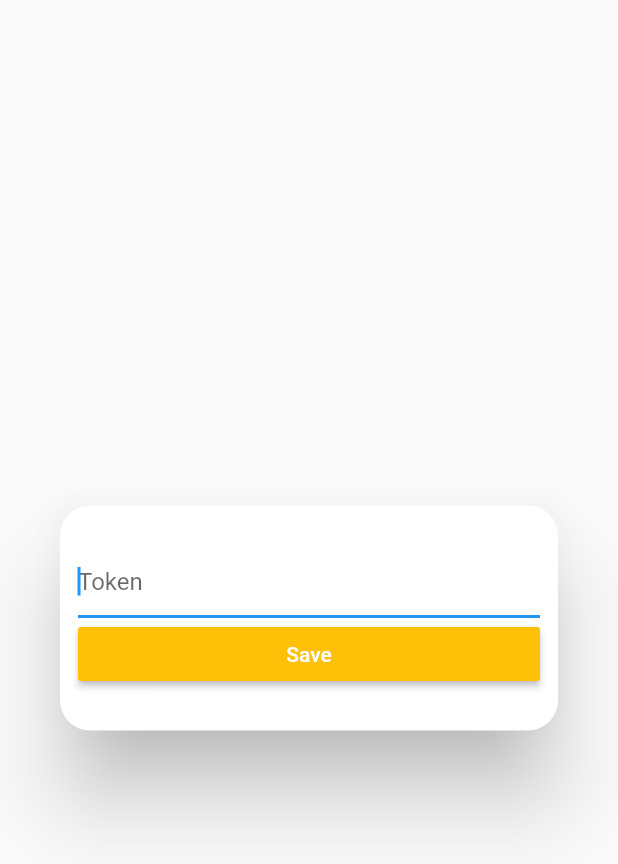
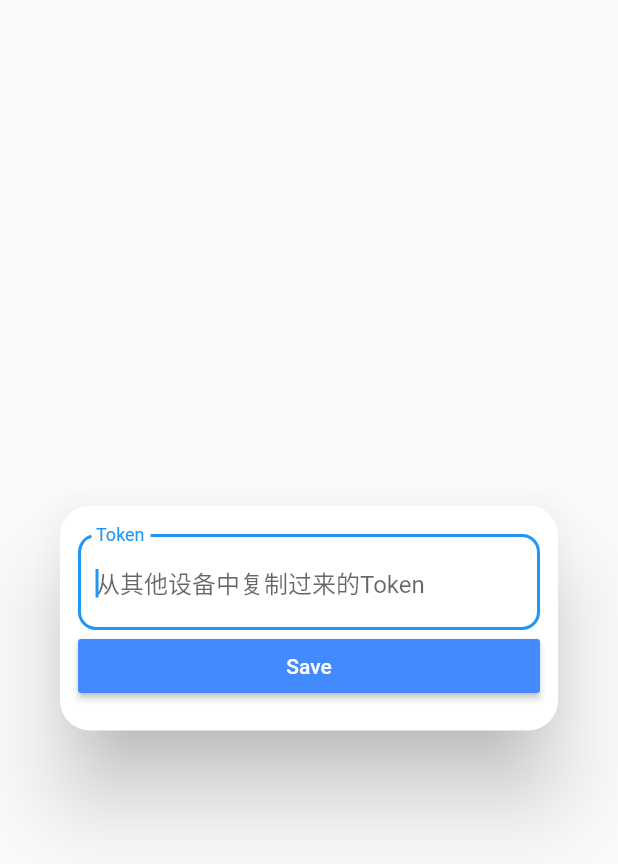
Before and after one commit to thuhole/webhole-next, a Flutter app: the TokenForm widget shown alone on an empty page, opened directly, on a phone screen of 412 x 824 dp. Shown: the top 864 px of the screen. Run offline on Flutter 3.47's test engine with Material 2 defaults, Android fonts, the light colour scheme and no system bars; our stand-ins replace cached_network_image, flutter_colorpicker, flutter_speed_dial, shared_preferences; missing offline and left inert: draggable_scrollbar; accounts and stored records are empty; Roboto replaces fonts that are missing (Roboto-Medium).

Commit message:
add basic features

```diff
--- a/lib/network.dart
+++ b/lib/network.dart
@@ -240,6 +240,8 @@ class CommentFetcher {
         item["pid"] = int.parse(item["pid"].toString());
         item["cid"] = int.parse(item["cid"].toString());
         item["color"] = secondaryColor;
+        item["reply"] = 0;
+        item["likenum"] = 0;
         item["holeType"] = type;
         rtn.add(item);
       }
--- a/lib/widgets/settings.dart
+++ b/lib/widgets/settings.dart
@@ -213,7 +213,7 @@ class _SettingsWidgetState extends State<SettingsWidget> {
 class TokenForm extends StatefulWidget {
   final HoleType type;
 
-  TokenForm({this.type: HoleType.t});
+  TokenForm({Key key, this.type: HoleType.t}): super(key: key);
 
   @override
   _TokenFormState createState() => _TokenFormState(type);
@@ -250,7 +250,12 @@ class _TokenFormState extends State<TokenForm> {
             crossAxisAlignment: CrossAxisAlignment.start,
             children: [
               TextField(
-                  decoration: InputDecoration(hintText: 'Token'),
+                  decoration: InputDecoration(
+                      labelText: 'Token',
+                      hintText: '从其他设备中复制过来的Token',
+                      border: OutlineInputBorder(
+                          borderRadius:
+                              BorderRadius.all(Radius.circular(12.0)))),
                   controller: textController,
                   autofocus: true),
               Center(
@@ -265,7 +270,7 @@ class _TokenFormState extends State<TokenForm> {
                       "Save",
                       style: TextStyle(color: Colors.white),
                     ),
-                    color: primaryColor,
+                    color: secondaryColor,
                   ),
                 ),
               )
```
Also changed, not shown: lib/widgets/hole_details.dart (+5 -5 lines), lib/widgets/postWidget.dart (+4 -6 lines), 1 other file.
